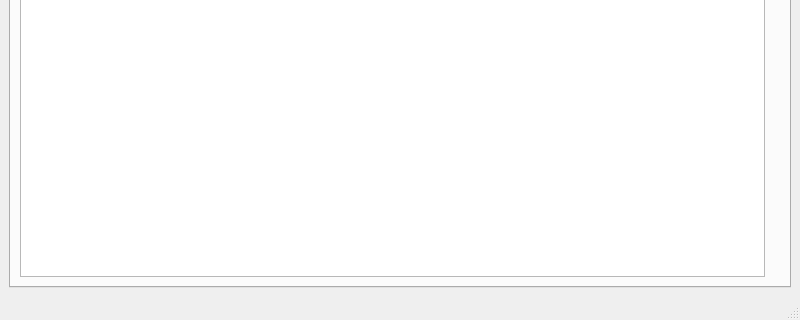
This is mainWindow.ui in Sergey207/Metar-decoder as Qt 5 draws it before an edit; both pictures show x 0 to 800 and y 280 to 600 of the 800 by 600 pixel window. The edited form follows.
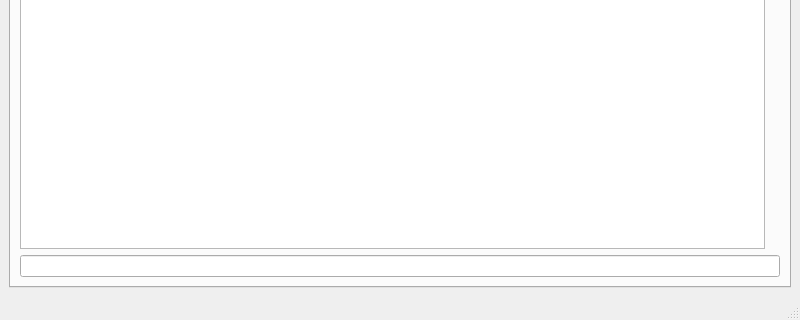
This is the edited form.

Commit message: Put metar code into edit

Diff of the .ui file:
```diff
--- a/mainWindow.ui
+++ b/mainWindow.ui
@@ -86,6 +86,18 @@
           </item>
          </layout>
         </item>
+        <item>
+         <widget class="QLineEdit" name="edtMetarCode">
+          <property name="font">
+           <font>
+            <pointsize>8</pointsize>
+           </font>
+          </property>
+          <property name="readOnly">
+           <bool>true</bool>
+          </property>
+         </widget>
+        </item>
        </layout>
       </widget>
       <widget class="QWidget" name="tabCalculator">
```
The commit also changes 2 other files.
